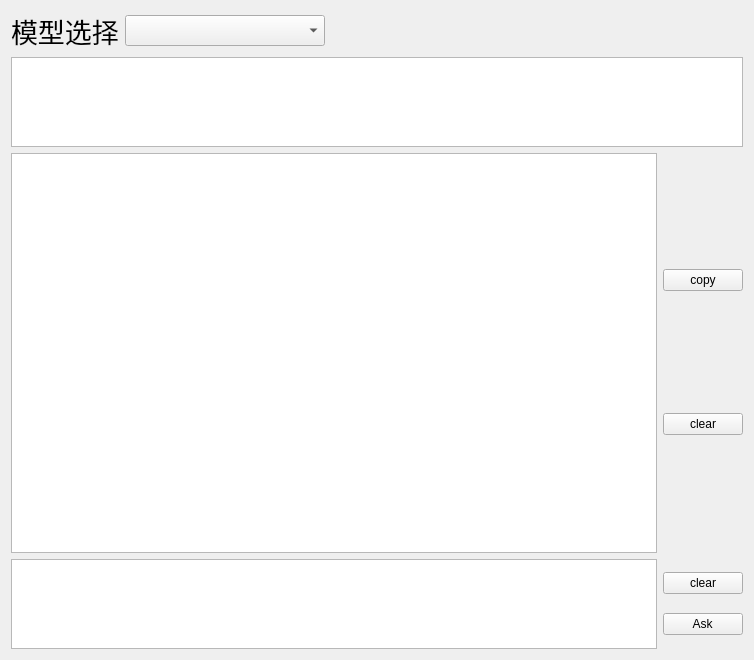
Above: LLMApp/llm.ui from BaiSongt/LLMClass01 before the change. Below: the same form after it.
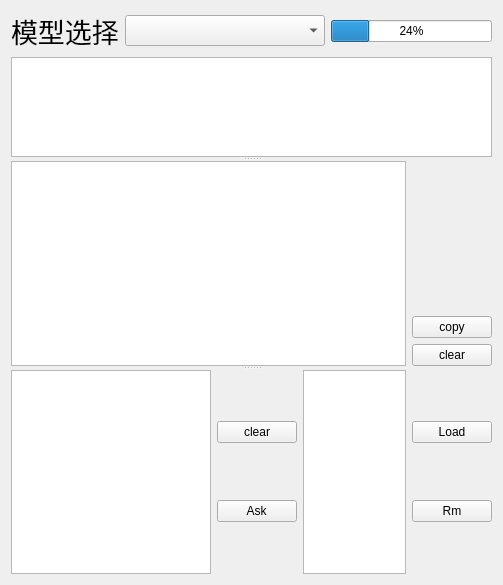
That is the form after the change.

Commit message: 更新Chain与Memory文档，添加预制链类型及应用场景说明；优化LLM聊天界面，增加进度条、文件加载和删除功能，调整UI布局

Patch:
```diff
--- a/LLMApp/llm.ui
+++ b/LLMApp/llm.ui
@@ -6,14 +6,14 @@
    <rect>
     <x>0</x>
     <y>0</y>
-    <width>754</width>
-    <height>660</height>
+    <width>503</width>
+    <height>585</height>
    </rect>
   </property>
   <property name="windowTitle">
    <string>Form</string>
   </property>
-  <layout class="QVBoxLayout" name="verticalLayout_3">
+  <layout class="QVBoxLayout" name="verticalLayout_4">
    <item>
     <layout class="QHBoxLayout" name="horizontalLayout_2">
      <item>
@@ -44,31 +44,41 @@
       </widget>
      </item>
      <item>
-      <spacer name="horizontalSpacer">
+      <widget class="QProgressBar" name="progressBar">
+       <property name="value">
+        <number>24</number>
+       </property>
+      </widget>
+     </item>
+    </layout>
+   </item>
+   <item>
+    <widget class="QSplitter" name="splitter">
        <property name="orientation">
-        <enum>Qt::Orientation::Horizontal</enum>
-       </property>
-       <property name="sizeHint" stdset="0">
+      <enum>Qt::Orientation::Vertical</enum>
+     </property>
+     <widget class="QTextBrowser" name="textBrowser">
+      <property name="minimumSize">
         <size>
-         <width>40</width>
+        <width>0</width>
          <height>20</height>
         </size>
        </property>
-      </spacer>
-     </item>
-    </layout>
-   </item>
-   <item>
-    <widget class="QTextBrowser" name="textBrowser"/>
-   </item>
-   <item>
-    <layout class="QHBoxLayout" name="horizontalLayout_3">
+      <property name="maximumSize">
+       <size>
+        <width>16777215</width>
+        <height>100</height>
+       </size>
+      </property>
+     </widget>
+     <widget class="QWidget" name="">
+      <layout class="QHBoxLayout" name="horizontalLayout_4">
      <item>
       <widget class="QTextEdit" name="llm_msg_output">
        <property name="minimumSize">
         <size>
          <width>0</width>
-         <height>400</height>
+           <height>100</height>
         </size>
        </property>
        <property name="readOnly">
@@ -78,6 +88,19 @@
      </item>
      <item>
       <layout class="QVBoxLayout" name="verticalLayout">
+         <item>
+          <spacer name="verticalSpacer">
+           <property name="orientation">
+            <enum>Qt::Orientation::Vertical</enum>
+           </property>
+           <property name="sizeHint" stdset="0">
+            <size>
+             <width>20</width>
+             <height>40</height>
+            </size>
+           </property>
+          </spacer>
+         </item>
        <item>
         <widget class="QPushButton" name="copy_btn">
          <property name="text">
@@ -95,11 +118,19 @@
       </layout>
      </item>
     </layout>
-   </item>
+     </widget>
+     <widget class="QWidget" name="">
+      <layout class="QHBoxLayout" name="horizontalLayout_5">
    <item>
     <layout class="QHBoxLayout" name="horizontalLayout">
      <item>
       <widget class="QPlainTextEdit" name="user_input_edit">
+           <property name="minimumSize">
+            <size>
+             <width>200</width>
+             <height>0</height>
+            </size>
+           </property>
        <property name="maximumSize">
         <size>
          <width>16777215</width>
@@ -142,6 +173,35 @@
       </layout>
      </item>
     </layout>
+       </item>
+       <item>
+        <layout class="QHBoxLayout" name="horizontalLayout_3">
+         <item>
+          <widget class="QListView" name="listView_files"/>
+         </item>
+         <item>
+          <layout class="QVBoxLayout" name="verticalLayout_3">
+           <item>
+            <widget class="QPushButton" name="btn_load_file">
+             <property name="text">
+              <string>Load</string>
+             </property>
+            </widget>
+           </item>
+           <item>
+            <widget class="QPushButton" name="btn_rm_file">
+             <property name="text">
+              <string>Rm</string>
+             </property>
+            </widget>
+           </item>
+          </layout>
+         </item>
+        </layout>
+       </item>
+      </layout>
+     </widget>
+    </widget>
    </item>
   </layout>
  </widget>
```
Lines whose indentation alone changed are shown as unchanged. The commit also changes 2 other files.
